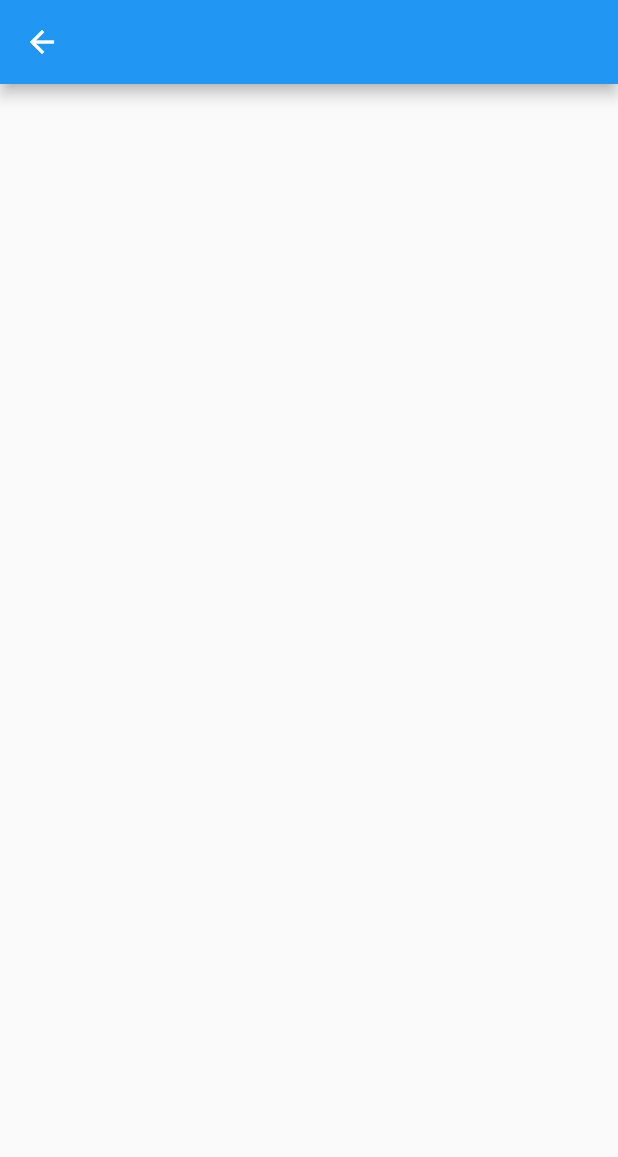
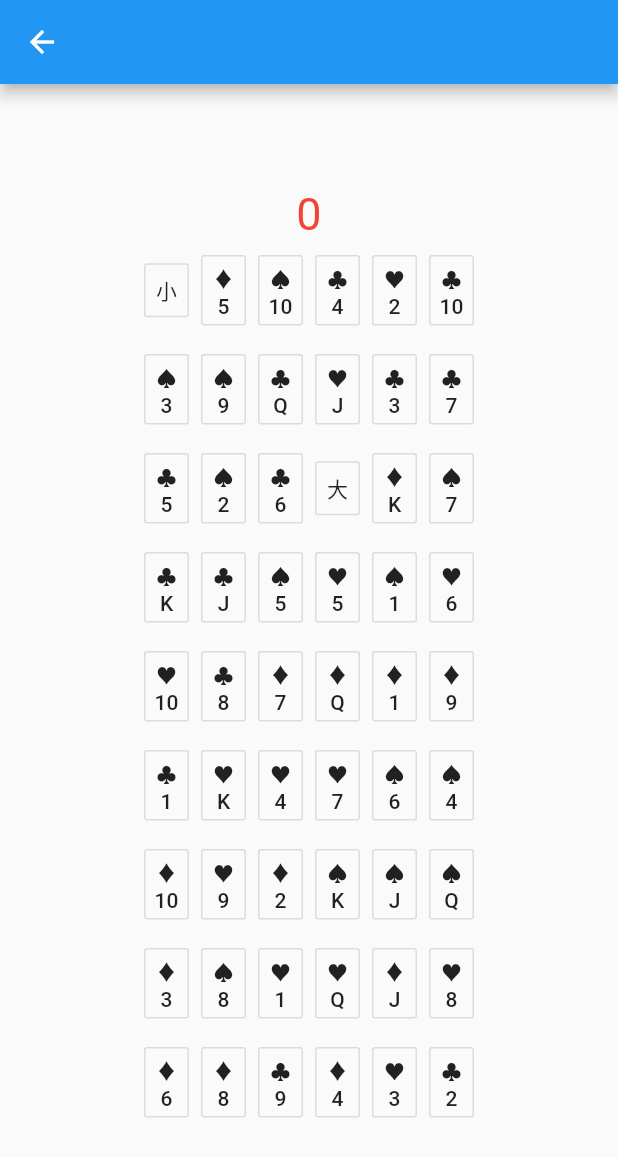
Before and after one commit to JAY1046622900/flutter_demo_test, a Flutter app: the screen it shows after launch, after a tap on "模式一", on a phone screen of 412 x 824 dp. Shown: the top 1157 px of the screen. Run offline on Flutter 3.47's test engine with Material 2 defaults, Android fonts, the phone set to English and light mode, and no system bars.

Commit message:
20210220加载渲染

```diff
--- a/lib/configure_timer.dart
+++ b/lib/configure_timer.dart
@@ -10,7 +10,8 @@ class configureTimer extends StatefulWidget {
   configureTimer({this.countdownTime, this.fontSize});
 
   @override
-  State<StatefulWidget> createState() => _timerData(countdownTime: countdownTime, fontSize: fontSize);
+  State<StatefulWidget> createState() =>
+      _timerData(countdownTime: countdownTime, fontSize: fontSize);
 }
 
 class _timerData extends State<configureTimer> {
@@ -35,7 +36,6 @@ class _timerData extends State<configureTimer> {
       if (countdownTime <= 0) {
         t.cancel();
         t = null;
-        _GenerationData();
       }
       //t.cancel();		//根据需要停止定时器
     });
@@ -45,10 +45,17 @@ class _timerData extends State<configureTimer> {
   Widget build(BuildContext context) {
     // TODO: implement build
     return Center(
-      child: Column(
+      child: countdownTime == 0
+          ? pokeData()
+          : Text(countdownTime.toString(),
+              style: TextStyle(
+                color: countdownTime < 5 ? _colorList[0] : _colorList[1],
+                fontSize: fontSize,
+              )),
+      /*  child: Column(
         mainAxisAlignment: MainAxisAlignment.center,
         children: countdownTime == 0
-            ? getDataList()
+            ? pokeGenerationData()
             : <Widget>[
           Text(countdownTime.toString(),
               style: TextStyle(
@@ -61,6 +68,7 @@ class _timerData extends State<configureTimer> {
           )
         ],
       ),
+      */
     );
   }
 
@@ -75,6 +83,27 @@ class _timerData extends State<configureTimer> {
     // TODO: implement dispose
     _timer?.cancel(); //页面销毁时取消定时器（不为null时）
     super.dispose();
+  }
+}
+
+class pokeData extends StatefulWidget {
+  @override
+  State<StatefulWidget> createState() => pokeGenerationData();
+}
+
+class pokeGenerationData extends State<pokeData> {
+  @override
+  void initState() {
+    _GenerationData();
+  }
+
+  @override
+  Widget build(BuildContext context) {
+    // TODO: implement build
+    return Column(
+      mainAxisAlignment: MainAxisAlignment.center,
+      children: getPokeList(),
+    );
   }
 
   final List<String> data_1_list = [
@@ -91,59 +120,48 @@ class _timerData extends State<configureTimer> {
     'J',
     'Q',
     'K',
-    '小王',
-    '大王'
+    '小',
+    '大'
   ];
+
+  List<bool> data_1bl_list = [];
   List<Widget> rList = [];
+  String keyBl = '';
+  Map<String, bool> keyBlMap = new Map();
+  Map<String, String> keyEqualMap = new Map();
   List<String> brandList = [];
   int totalScore = 0;
 
-  getDataList() {
-    List<Widget> obList = [];
   List<Widget> obrList = [];
+  List<String> KeyList = [];
+  List<String> KeyList1 = [];
 
-    var rng = new Random();
-    int i = 1;
-    while (rList.length > 0) {
-      int index = rng.nextInt(rList.length);
-      if (rList.length == 1) {
-        index = 0;
-      }
-      obList.add(rList[index]);
-      rList.removeAt(index);
-      if (i == 6) {
-        obrList.add(ButtonBar(
-          alignment: MainAxisAlignment.center,
-          children: new List<Widget>.from(obList),
-        ));
-        obList.clear();
-        i = 0;
-      }
-      i++;
-    }
+  List<Widget> getPokeList() {
+    print("得分：" + totalScore.toString());
+    if (KeyList.length > 0) _GenerationData1();
     return obrList;
   }
 
-  List<String> pokerType = ['', '', 'dk', 'xk', 'rk', 'ht', 'mh', 'rt'];
+  getDataList() {
+    var rng = new Random();
+    while (KeyList1.length > 0) {
+      int index = rng.nextInt(KeyList1.length);
+      if (KeyList1.length == 1) {
+        index = 0;
+      }
+      KeyList.add(KeyList1[index]);
+      KeyList1.removeAt(index);
+    }
+  }
+
+  List<String> pokerType = ['', '', '♔', '♕', '♣', '♦', '♥', '♠'];
 
   _loopData(String str, int count) {
     for (int n = 0; n < count; n++) {
-      rList.add(Container(
-        width: 30,
-        height: 50,
-        child: Align(
-          key: Key(str),
-          child: OutlineButton(
-            color: Theme.of(context).accentColor,
-            textTheme: ButtonTextTheme.normal,
-            child: Text(
-              str,
-              textAlign: TextAlign.center,
-            ),
-            onPressed:clickState(pokerType[count + n] + str),
-          ),
-        ),
-      ));
+      String keyName = pokerType[count + n] + str;
+      KeyList1.add(keyName);
+      keyBlMap.addAll({keyName: true});
+      keyEqualMap.addAll({keyName: str});
     }
   }
 
@@ -155,156 +173,69 @@ class _timerData extends State<configureTimer> {
         _loopData(data_1_list[i], 1);
       }
     }
+    getDataList();
   }
 
-  void _incrementCounter() {
-     setState(() {
-
-
+  List<Widget> _GenerationData1() {
+    List<Widget> obList = [];
+    obrList.clear();
+    obrList.add(Align(
+      child:Text(totalScore.toString(),style: TextStyle(fontSize: 30,color: Colors.red),),
+    ));
+    int i = 1;
+    KeyList.forEach((k) {
+      obList.add(Container(
+        key: Key(k),
+        width: 30,
+        height: 50,
+        child: Align(
+          key: Key(k),
+          child: OutlineButton(
+            //color: Theme.of(context).accentColor,
+            key: Key(k),
+            textTheme: ButtonTextTheme.normal,
+            padding: EdgeInsets.fromLTRB(5.0, 5.0, 5.0, 5.0),
+            child: Text(
+              k,
+              textAlign: TextAlign.center,
+            ),
+            onPressed: clickState(k),
+          ),
+        ),
+      ));
+      if (i == 6) {
+        obrList.add(ButtonBar(
+          alignment: MainAxisAlignment.center,
+          children: new List<Widget>.from(obList),
+        ));
+        obList.clear();
+        i = 0;
+      }
+      i++;
     });
   }
 
-  flop(String key) {
-      if (brandList.contains(key)){
+  clickState(String key) {
+    if (keyBlMap[key]) {
+      return () {
+        if (brandList.contains(keyEqualMap[key])) {
           totalScore++;
+        } else if (key == '小' || key == '大') {
+          if (brandList.contains('小') || brandList.contains('大')) totalScore++;
+        }
+        brandList.add(keyEqualMap[key]);
+        setState(() {
+          keyBlMap[key] = false;
+        });
+      };
     } else {
-        brandList.add(key);
+      return null;
     }
-      return null;
-      //print(key);
-
-      //print(totalScore);
   }
 
-  clickState(String key) {
-    if(flop(key)==null){
-      return null;
-    }else {
-      () {return null;};
-    }
-    return (){flop(key);};
-    return () {
-      if (brandList.contains(key)) {
-        return null;
-      } else {
-        print(key);
-        brandList.add(key);
-      }
-    };
-
-    /*else
-      brandList.add(key);*/
+  void dispose() {
+    //类似c++中的析构函数
+    // TODO: implement dispose
+    super.dispose();
   }
 }
-class TestMyAppState extends State<configureTimer> {
-  bool _isButton1Disabled = true;
-  int _counter = 1;
-
-  GlobalKey<ScaffoldState> _key;
-
-  /*@override
-  void initState() {
-    //_isButton1Disabled = false;
-  }
-
-  void _incrementCounter() {
-   *//* setState(() {
-      _counter++;
-      if (_counter % 2 == 0) {
-        _isButton1Disabled = true;
-      } else {
-        _isButton1Disabled = false;
-      }
-    });*//*
-  }*/
-
-  @override
-  Widget build(BuildContext context) {
-    _key= new GlobalKey<ScaffoldState>();
-    return new MaterialApp(
-        home: new Scaffold(
-            key: _key,
-            appBar: new AppBar(title: new Text("test app")),
-            body: new Container(
-                alignment: Alignment.center,
-                child: new Container(
-                    child: new Column(
-                      mainAxisSize: MainAxisSize.min,
-                      crossAxisAlignment: CrossAxisAlignment.center,
-                      children: buildButtons(),
-                    )))));
-  }
-
-  List<Widget> buildButtons() {
-    List<Widget> list = [
-      _buildButton1(_counter),
-      _buildSpaceView(20.0), //在两个按钮间添加一点间隔
-      _buildButton2(),
-      OutlineButton(
-        color: Theme.of(context).accentColor,
-        textTheme: ButtonTextTheme.normal,
-        child: Text(
-          'tets',
-          textAlign: TextAlign.center,
-        ),
-        onPressed:_getBtn2ClickListener(),
-      ),
-    ];
-
-    return list;
-  }
-
-  Widget _buildSpaceView(double _height) {
-    return new Container(height: _height);
-  }
-
-  RaisedButton _buildButton1(int counter) {
-    return new RaisedButton(
-        padding: new EdgeInsets.fromLTRB(10.0, 10.0, 10.0, 10.0),
-        child: new Text(
-          'count: ' + counter.toString(),
-          style: new TextStyle(
-            fontSize: 18.0, //textsize
-            color: Colors.white, // textcolor
-          ),
-        ),
-        color: Theme.of(context).accentColor,
-        elevation: 4.0,
-        //shadow
-        splashColor: Colors.blueGrey,
-        onPressed: _getBtn1ClickListener());
-  }
-
-  RaisedButton _buildButton2() {
-    return new RaisedButton(
-        padding: new EdgeInsets.fromLTRB(10.0, 10.0, 10.0, 10.0),
-        child: new Text(
-          'click me',
-          style: new TextStyle(
-            fontSize: 18.0, //textsize
-            color: Colors.white, // textcolor
-          ),
-        ),
-        color: Theme.of(context).accentColor,
-        elevation: 4.0,
-        //shadow
-        splashColor: Colors.red,
-        onPressed: _getBtn2ClickListener());
-  }
-
-  Function _getBtn2ClickListener() {
-    return null;
-  }
-
-  _getBtn1ClickListener() {
-    if (_isButton1Disabled) {
-      return null;
-    } else {
-      return () {
-        _key.currentState.showSnackBar(new SnackBar(
-          content: new Text('Hello!'),
-        ));
-      };
-    }
-  }
-}
--- a/lib/mode_selection.dart
+++ b/lib/mode_selection.dart
@@ -1,5 +1,6 @@
 import 'package:flutter/cupertino.dart';
 import 'package:flutter/material.dart';
+import 'package:flutter_app_demo/test_setState.dart';
 
 import 'game_page.dart';
 
@@ -15,7 +16,7 @@ class ModeSelection {
         borderSide: BorderSide(color: Colors.blue, style: BorderStyle.none),
         onPressed: () {
           Navigator.push(
-              context, MaterialPageRoute(builder: (context) => GamePage(lastPage:context)),);
+              context,i==0? MaterialPageRoute(builder: (context) => GamePage(lastPage:context)):i==1?MaterialPageRoute(builder: (context) => testSetState()):MaterialPageRoute(builder: (context) => GamePage(lastPage:context)),);
           // Respond to button press
         },
         child: Text(
```
Lines whose indentation alone changed are shown as unchanged.
